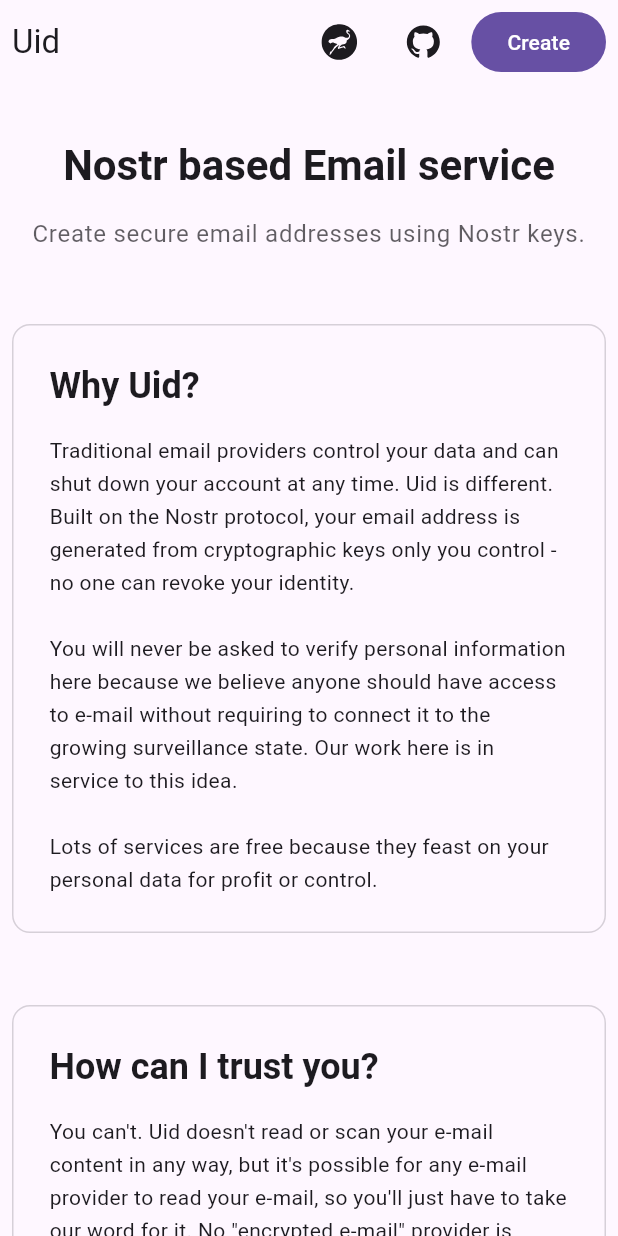
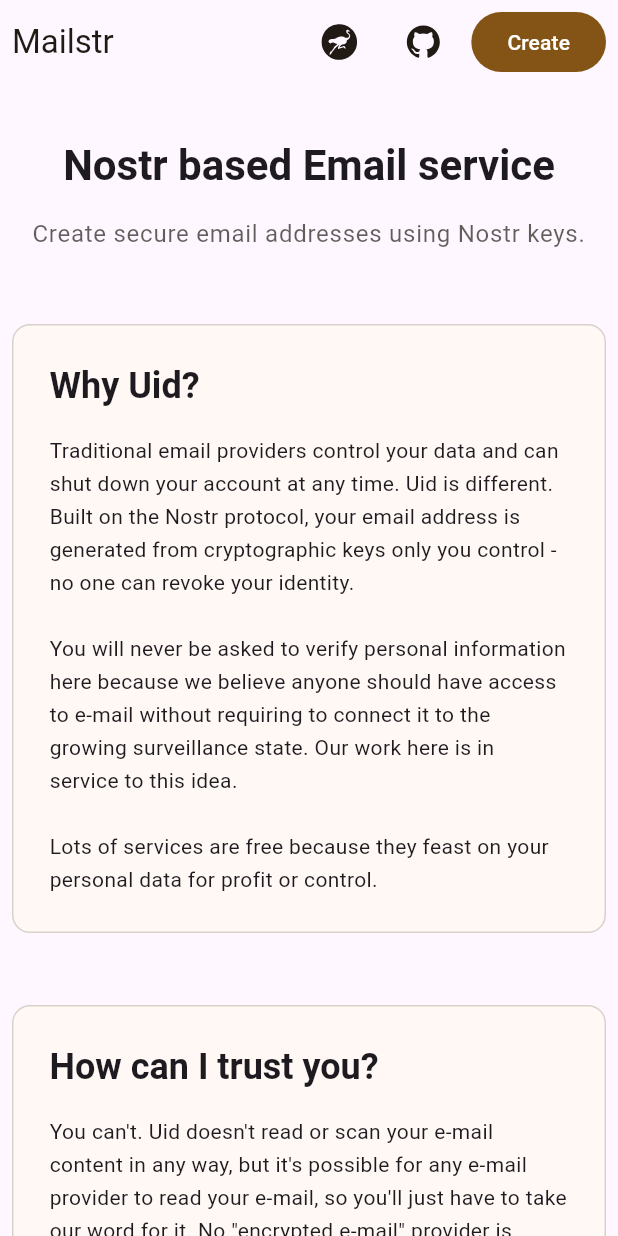
Before and after one commit to nogringo/mailstr, a Flutter app: the screen it shows after launch, on a phone screen of 412 x 824 dp. Run offline on Flutter 3.47's test engine with Material 3 defaults, Android fonts, the phone set to English and light mode, and no system bars; drawn by our look-alikes of toastification; our stand-ins replace flutter_svg, get, google_fonts; missing offline and left inert: nip01, nip19.

```diff
--- a/lib/config.dart
+++ b/lib/config.dart
@@ -1,4 +1,9 @@
 import 'package:flutter/foundation.dart';
+import 'package:flutter/material.dart';
+
+const appTitle = "Mailstr";
+
+const themeColor = Colors.orangeAccent;
 
 const difficulty = kDebugMode ? 1 : 6;
 
--- a/lib/main.dart
+++ b/lib/main.dart
@@ -1,5 +1,6 @@
 import 'package:flutter/material.dart';
 import 'package:get/get.dart';
+import 'package:mailstr/config.dart';
 import 'package:toastification/toastification.dart';
 import 'package:mailstr/app_routes.dart';
 import 'package:mailstr/screens/create/create_screen.dart';
@@ -17,9 +18,16 @@ class MainApp extends StatelessWidget {
   Widget build(BuildContext context) {
     return ToastificationWrapper(
       child: GetMaterialApp(
-        title: "Uid",
-        theme: ThemeData.light(),
-        darkTheme: ThemeData.dark(),
+        title: appTitle,
+        theme: ThemeData.light().copyWith(
+          colorScheme: ColorScheme.fromSeed(seedColor: themeColor),
+        ),
+        darkTheme: ThemeData.dark().copyWith(
+          colorScheme: ColorScheme.fromSeed(
+            seedColor: themeColor,
+            brightness: Brightness.dark,
+          ),
+        ),
         getPages: [
           GetPage(name: AppRoutes.home, page: () => HomeScreen()),
           GetPage(name: AppRoutes.create, page: () => CreateScreen()),
--- a/lib/screens/create/create_screen.dart
+++ b/lib/screens/create/create_screen.dart
@@ -19,6 +19,8 @@ class CreateScreen extends StatelessWidget {
             child: ContentPaddingView(
               maxWidth: 400,
               child: AppBar(
+                surfaceTintColor: Colors.transparent,
+                backgroundColor: Colors.transparent,
                 title: Text("Create"),
                 titleSpacing: 8,
                 actions: [
@@ -32,7 +34,7 @@ class CreateScreen extends StatelessWidget {
             ),
           ),
           body: SingleChildScrollView(
-            padding: EdgeInsets.symmetric(horizontal: 8, vertical: 4),
+            padding: EdgeInsets.only(top: 4, right: 8, left: 8, bottom: 100),
             child: ContentPaddingView(
               maxWidth: 400,
               child: Column(
--- a/lib/screens/home/home_screen.dart
+++ b/lib/screens/home/home_screen.dart
@@ -2,6 +2,7 @@ import 'package:flutter/material.dart';
 import 'package:flutter_svg/flutter_svg.dart';
 import 'package:get/get.dart';
 import 'package:mailstr/app_routes.dart';
+import 'package:mailstr/config.dart';
 import 'package:mailstr/widgets/content_padding_view.dart';
 import 'package:url_launcher/url_launcher.dart';
 
@@ -15,7 +16,9 @@ class HomeScreen extends StatelessWidget {
         preferredSize: Size(double.infinity, kToolbarHeight),
         child: ContentPaddingView(
           child: AppBar(
-            title: Text('Uid'),
+            surfaceTintColor: Colors.transparent,
+            backgroundColor: Colors.transparent,
+            title: Text(appTitle),
             titleSpacing: 8,
             actions: [
               IconButton(
@@ -66,7 +69,7 @@ class HomeScreen extends StatelessWidget {
         ),
       ),
       body: SingleChildScrollView(
-        padding: EdgeInsets.symmetric(horizontal: 8, vertical: 4),
+        padding: EdgeInsets.only(top: 4, right: 8, left: 8, bottom: 100),
         child: ContentPaddingView(
           child: Column(
             crossAxisAlignment: CrossAxisAlignment.center,
--- a/lib/screens/pay/pay_screen.dart
+++ b/lib/screens/pay/pay_screen.dart
@@ -26,6 +26,8 @@ class PayScreen extends StatelessWidget {
           child: ContentPaddingView(
             maxWidth: 500,
             child: AppBar(
+              surfaceTintColor: Colors.transparent,
+              backgroundColor: Colors.transparent,
               title: Text(
                 controller.emailUnlocked.value
                     ? "Email unlocked"
@@ -44,7 +46,7 @@ class PayScreen extends StatelessWidget {
           ),
         ),
         body: SingleChildScrollView(
-          padding: EdgeInsets.symmetric(vertical: 4, horizontal: 8),
+          padding: EdgeInsets.only(top: 4, right: 8, left: 8, bottom: 100),
           child: ContentPaddingView(
             maxWidth: 500,
             child: Column(
```
Also changed, not shown: 15 other files.
